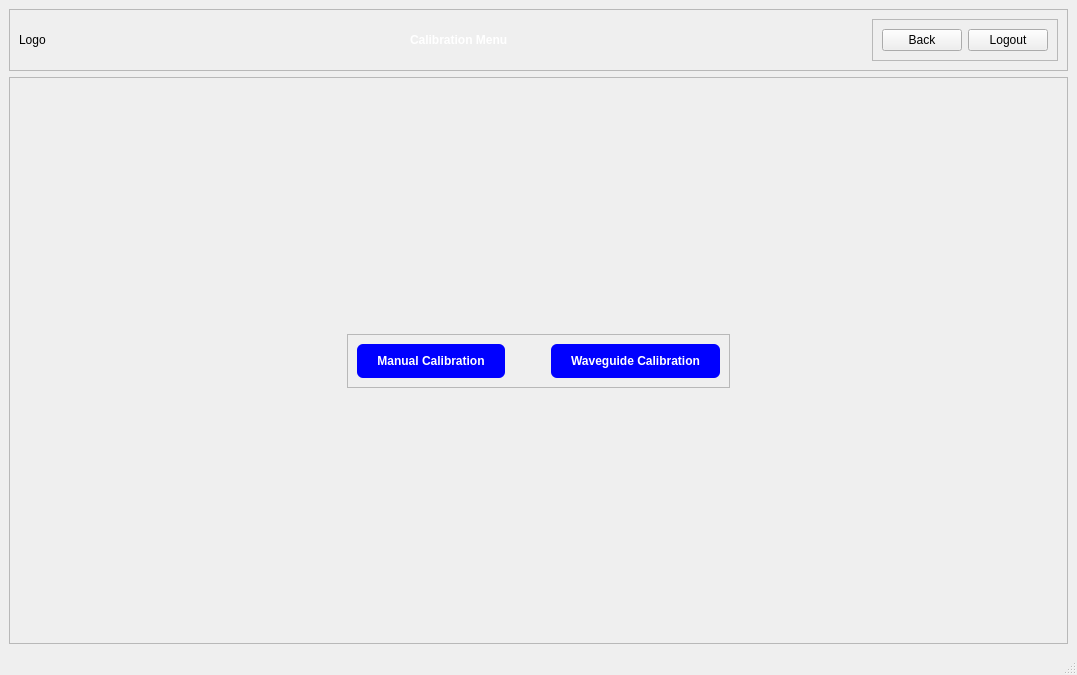
This is calibrationMenuPage.ui in Jeffrey-Ragland/pyqt5IOCLTwo as Qt 5 draws it before an edit. The edited form follows.
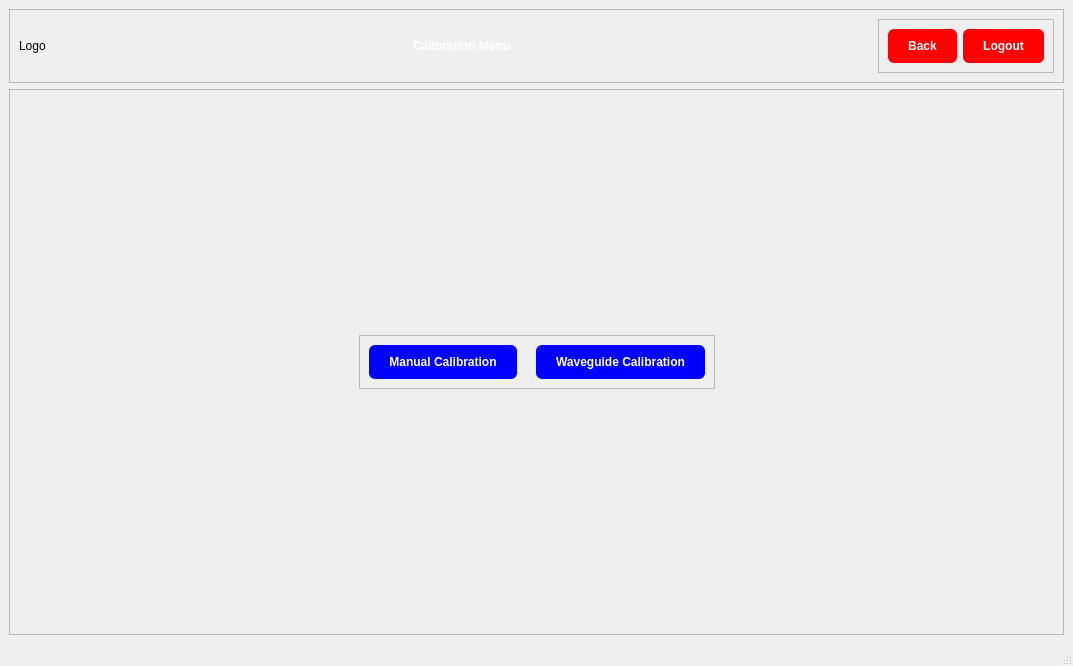
This is the edited form.

What changed in the file:
```diff
--- a/calibrationMenuPage.ui
+++ b/calibrationMenuPage.ui
@@ -6,8 +6,8 @@
    <rect>
     <x>0</x>
     <y>0</y>
-    <width>1077</width>
-    <height>675</height>
+    <width>1073</width>
+    <height>666</height>
    </rect>
   </property>
   <property name="windowTitle">
@@ -38,7 +38,7 @@
          </property>
          <property name="sizeHint" stdset="0">
           <size>
-           <width>349</width>
+           <width>315</width>
            <height>20</height>
           </size>
          </property>
@@ -64,7 +64,7 @@
          </property>
          <property name="sizeHint" stdset="0">
           <size>
-           <width>349</width>
+           <width>315</width>
            <height>20</height>
           </size>
          </property>
@@ -72,6 +72,16 @@
        </item>
        <item>
         <widget class="QFrame" name="frame_2">
+         <property name="styleSheet">
+          <string notr="true">QPushButton {
+	background-color: rgb(255, 0, 0);
+   	color: white;
+	border-radius: 6px;
+	padding: 10px 20px;
+	font: bold;
+}
+</string>
+         </property>
          <property name="frameShape">
           <enum>QFrame::StyledPanel</enum>
          </property>
@@ -116,7 +126,7 @@
          <property name="sizeHint" stdset="0">
           <size>
            <width>20</width>
-           <height>221</height>
+           <height>207</height>
           </size>
          </property>
         </spacer>
@@ -128,7 +138,7 @@
          </property>
          <property name="sizeHint" stdset="0">
           <size>
-           <width>301</width>
+           <width>275</width>
            <height>20</height>
           </size>
          </property>
@@ -169,7 +179,7 @@
             </property>
             <property name="sizeHint" stdset="0">
              <size>
-              <width>40</width>
+              <width>13</width>
               <height>20</height>
              </size>
             </property>
@@ -204,7 +214,7 @@
          </property>
          <property name="sizeHint" stdset="0">
           <size>
-           <width>301</width>
+           <width>275</width>
            <height>20</height>
           </size>
          </property>
@@ -218,7 +228,7 @@
          <property name="sizeHint" stdset="0">
           <size>
            <width>20</width>
-           <height>221</height>
+           <height>208</height>
           </size>
          </property>
         </spacer>
```
Left out of the diff: 2 changed lines with no effect on the pictures.
